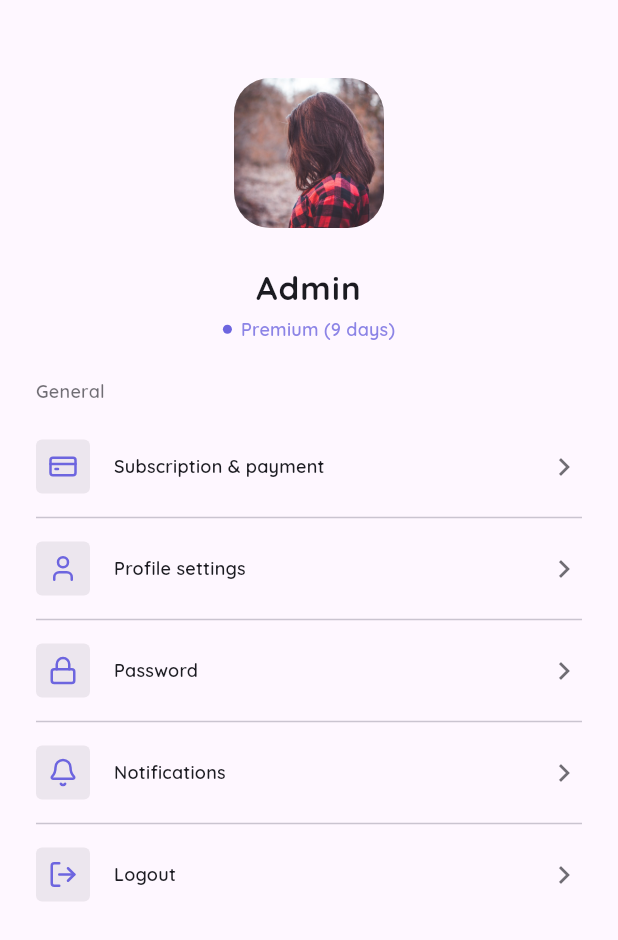
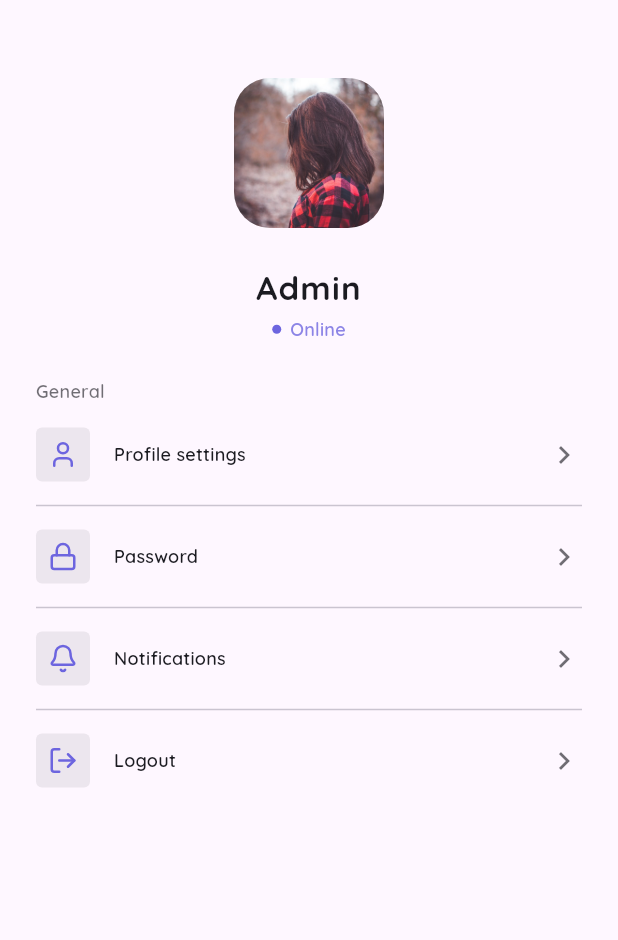
Before and after one commit to syhrulhkim/blood_donation, a Flutter app: the ProfileAdmin screen opened directly, on a phone screen of 412 x 824 dp. Shown: the top 940 px of the screen. Run offline on Flutter 3.47's test engine with Material 3 defaults, Android fonts, the phone set to English and light mode, and no system bars; our stand-ins replace cloud_firestore, firebase_core, google_fonts, lucide_icons, shared_preferences; accounts and stored records are empty.

Commit message:
design : adjustment design

```diff
--- a/lib/screen/booking/booking.dart
+++ b/lib/screen/booking/booking.dart
@@ -228,9 +228,9 @@ class _BookingState extends State<Booking> {
             fontWeight: 700,
           ),
           MySpacing.height(16),
-          Column(
-            children: _buildDoctorList(),
-          ),
+          // Column(
+          //   children: _buildDoctorList(),
+          // ),
         ],
       ),
     );
--- a/lib/screen/news/news.dart
+++ b/lib/screen/news/news.dart
@@ -228,9 +228,9 @@ class _NewsState extends State<News> {
             fontWeight: 700,
           ),
           MySpacing.height(16),
-          Column(
-            children: _buildDoctorList(),
-          ),
+          // Column(
+          //   children: _buildDoctorList(),
+          // ),
         ],
       ),
     );
--- a/lib/screen/profile/profile_admin.dart
+++ b/lib/screen/profile/profile_admin.dart
@@ -93,7 +93,7 @@ class _ProfileAdminState extends State<ProfileAdmin> {
               ),
               MySpacing.width(6),
               MyText.bodySmall(
-                'Premium (9 days)',
+                'Online',
                 color: customTheme.medicarePrimary,
                 muted: true,
                 textAlign: TextAlign.center,
@@ -106,11 +106,11 @@ class _ProfileAdminState extends State<ProfileAdmin> {
             color: theme.colorScheme.onBackground,
             xMuted: true,
           ),
-          MySpacing.height(24),
-          _buildSingleRow(
-              title: 'Subscription & payment', icon: LucideIcons.creditCard),
+          // MySpacing.height(24),
+          // _buildSingleRow(
+          //     title: 'Subscription & payment', icon: LucideIcons.creditCard),
           MySpacing.height(8),
-          Divider(),
+          // Divider(),
           MySpacing.height(8),
           _buildSingleRow(title: 'Profile settings', icon: LucideIcons.user),
           MySpacing.height(8),
```
Also changed, not shown: lib/screen/history/history.dart (+6 -6 lines), lib/screen/profile/profile.dart (+6 -6 lines).
